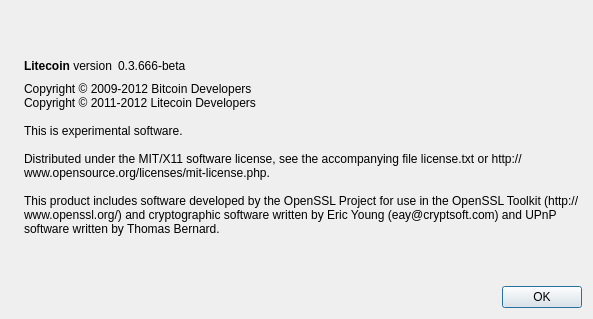
Flyingel/jassycoin, file src/qt/forms/aboutdialog.ui: the form before one commit.
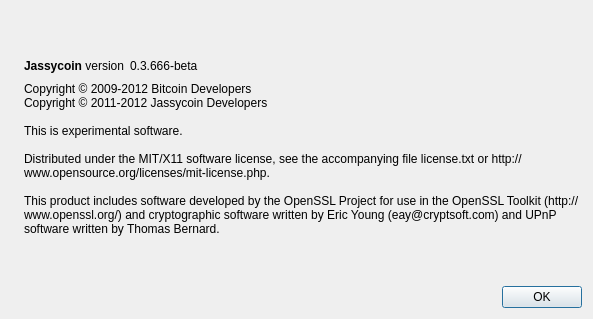
The form after the commit. Icons and pictures are not drawn.

```diff
--- a/src/qt/forms/aboutdialog.ui
+++ b/src/qt/forms/aboutdialog.ui
@@ -50,7 +50,7 @@
        <item>
         <widget class="QLabel" name="label">
          <property name="text">
-          <string>&lt;b&gt;Litecoin&lt;/b&gt; version</string>
+          <string>&lt;b&gt;Jassycoin&lt;/b&gt; version</string>
          </property>
         </widget>
        </item>
@@ -83,7 +83,7 @@
       <widget class="QLabel" name="label_2">
        <property name="text">
         <string>Copyright © 2009-2012 Bitcoin Developers
-Copyright © 2011-2012 Litecoin Developers
+Copyright © 2011-2012 Jassycoin Developers
 
 This is experimental software.
 
```
Left out of the diff: 2 changed lines with no effect on the pictures.
